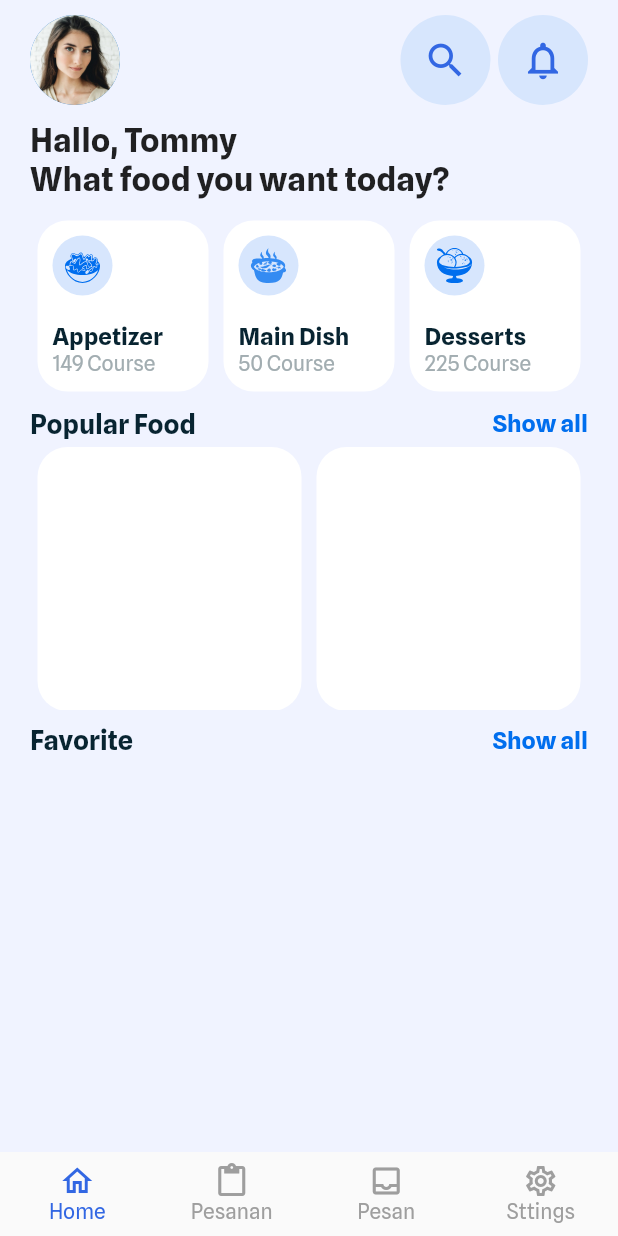
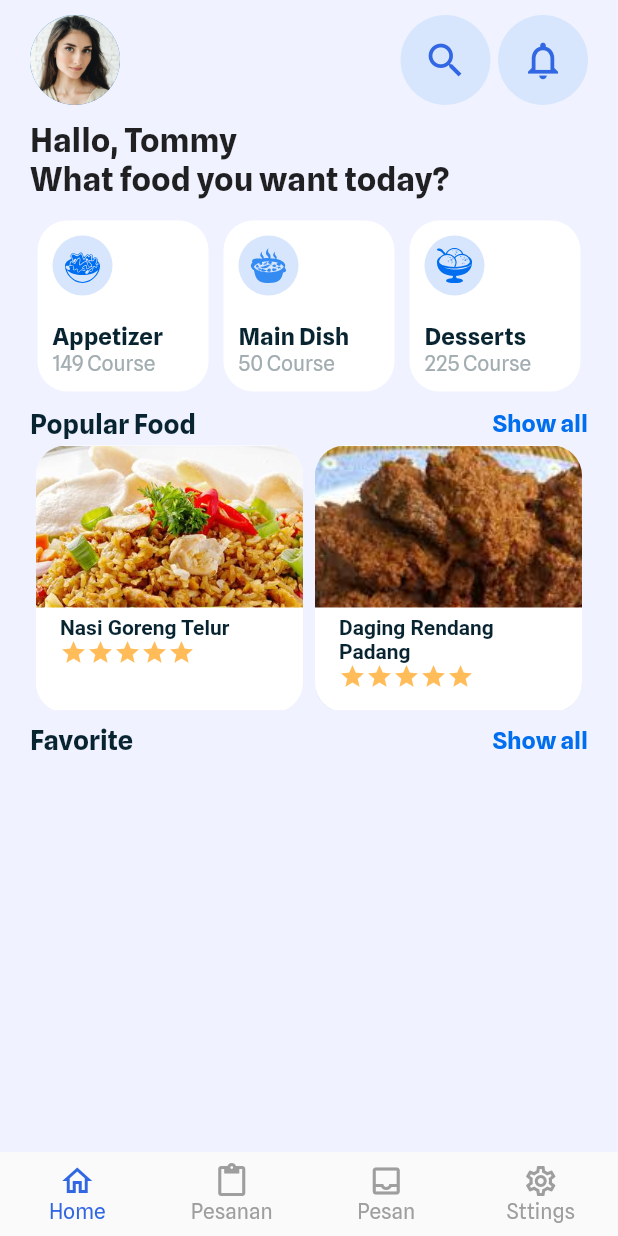
Before and after one commit to syafrialzulmi/flutter_food_sea, a Flutter app: the screen it shows after launch, on a phone screen of 412 x 824 dp. Run offline on Flutter 3.47's test engine with Material 2 defaults, Android fonts, the phone set to English and light mode, and no system bars; our stand-ins replace flutter_svg.

Commit message:
update popular food

```diff
--- a/lib/home_page.dart
+++ b/lib/home_page.dart
@@ -218,15 +218,95 @@ class _HomePageState extends State<HomePage> {
                       shrinkWrap: true,
                       physics: NeverScrollableScrollPhysics(),
                       children: myFoodPopular
-                          .map(
-                            (epopular) => Container(
-                              margin: EdgeInsets.all(5),
-                              decoration: BoxDecoration(
-                                color: Colors.white,
-                                borderRadius: BorderRadius.circular(20),
-                              ),
-                            ),
-                          )
+                          .map((popular) => SizedBox(
+                                    child: Card(
+                                      shape: RoundedRectangleBorder(
+                                        borderRadius: BorderRadius.circular(20),
+                                      ),
+                                      elevation: 0,
+                                      child: ClipRRect(
+                                        borderRadius: BorderRadius.circular(20),
+                                        child: GridTile(
+                                          child: Image.asset(
+                                            popular['imagePopular'],
+                                            fit: BoxFit.cover,
+                                          ),
+                                          footer: SizedBox(
+                                            height: 70,
+                                            child: GridTileBar(
+                                              backgroundColor: Colors.white,
+                                              title: Padding(
+                                                padding: const EdgeInsets.only(
+                                                    top: 5, bottom: 5),
+                                                child: Column(
+                                                  crossAxisAlignment:
+                                                      CrossAxisAlignment.start,
+                                                  children: [
+                                                    Text(
+                                                      popular['namePopular'],
+                                                      maxLines: 2,
+                                                      style: TextStyle(
+                                                        fontWeight:
+                                                            FontWeight.bold,
+                                                        color:
+                                                            Color(0xff082431),
+                                                      ),
+                                                    ),
+                                                    Row(
+                                                      children: const [
+                                                        Icon(
+                                                          Icons.star_outlined,
+                                                          color:
+                                                              Color(0xffFFBC58),
+                                                          size: 18,
+                                                        ),
+                                                        Icon(
+                                                          Icons.star_outlined,
+                                                          color:
+                                                              Color(0xffFFBC58),
+                                                          size: 18,
+                                                        ),
+                                                        Icon(
+                                                          Icons.star_outlined,
+                                                          color:
+                                                              Color(0xffFFBC58),
+                                                          size: 18,
+                                                        ),
+                                                        Icon(
+                                                          Icons.star_outlined,
+                                                          color:
+                                                              Color(0xffFFBC58),
+                                                          size: 18,
+                                                        ),
+                                                        Icon(
+                                                          Icons.star_outlined,
+                                                          color:
+                                                              Color(0xffFFBC58),
+                                                          size: 18,
+                                                        ),
+                                                      ],
+                                                    )
+                                                  ],
+                                                ),
+                                              ),
+                                            ),
+                                          ),
+                                        ),
+                                      ),
+                                    ),
+                                  )
+                              // Container(
+                              //   margin: EdgeInsets.all(5),
+                              //   decoration: BoxDecoration(
+                              //     color: Colors.white,
+                              //     borderRadius: BorderRadius.circular(20),
+                              //   ),
+                              //   child: GridTile(
+                              //     header: GridTileBar(),
+                              //     footer: GridTileBar(),
+                              //   ),
+                              // ),
+                              )
                           .toList(),
                     ),
                   ),
```
